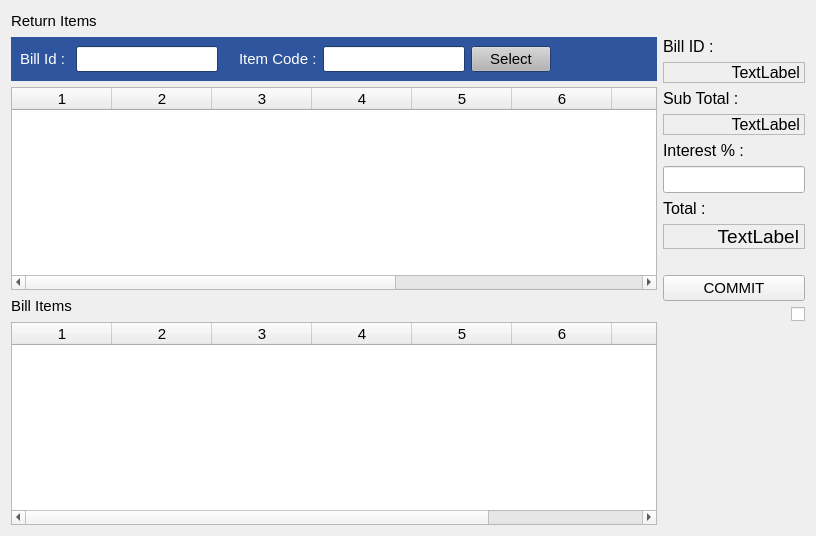
Qt form estorecpp/returnitems.ui (Watti/estorecpp) before a commit.
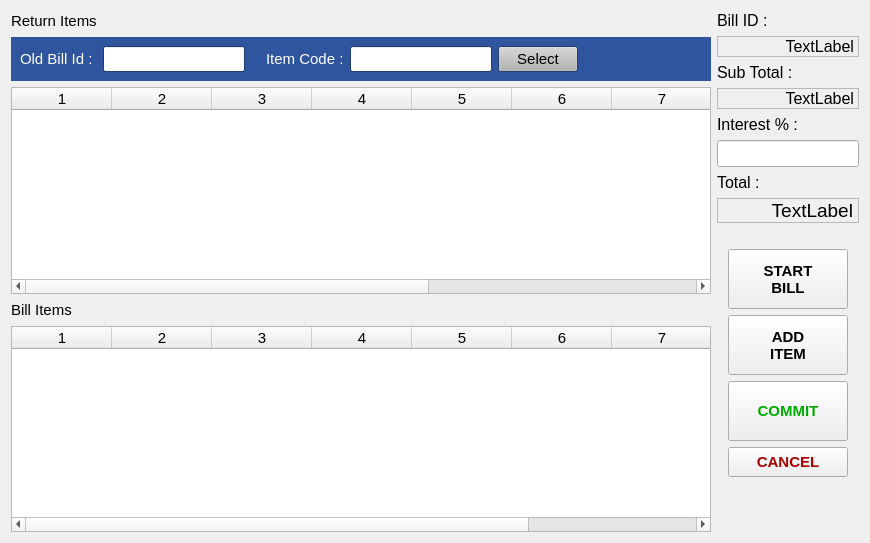
The same form after that commit. Icons and pictures are not drawn.

```diff
--- a/estorecpp/returnitems.ui
+++ b/estorecpp/returnitems.ui
@@ -6,14 +6,16 @@
    <rect>
     <x>0</x>
     <y>0</y>
-    <width>816</width>
-    <height>536</height>
+    <width>870</width>
+    <height>543</height>
    </rect>
   </property>
   <property name="windowTitle">
    <string>Form</string>
   </property>
-  <layout class="QVBoxLayout" name="verticalLayout_3">
+  <layout class="QHBoxLayout" name="horizontalLayout">
+   <item>
+    <layout class="QVBoxLayout" name="verticalLayout_2">
    <item>
     <layout class="QHBoxLayout" name="horizontalLayout_3">
      <item>
@@ -45,10 +47,6 @@
     </layout>
    </item>
    <item>
-    <layout class="QHBoxLayout" name="horizontalLayout">
-     <item>
-      <layout class="QVBoxLayout" name="verticalLayout">
-       <item>
         <widget class="QWidget" name="widget" native="true">
          <property name="palette">
           <palette>
@@ -514,7 +512,7 @@
              </palette>
             </property>
             <property name="text">
-             <string>Bill Id : </string>
+           <string>Old Bill Id : </string>
             </property>
            </widget>
           </item>
@@ -704,7 +702,7 @@
       </layout>
      </item>
      <item>
-      <layout class="QVBoxLayout" name="verticalLayout_2">
+    <layout class="QVBoxLayout" name="verticalLayout">
        <item>
         <widget class="QLabel" name="label">
          <property name="sizePolicy">
@@ -770,7 +768,7 @@
         </widget>
        </item>
        <item>
-        <widget class="QLabel" name="totalLbl">
+      <widget class="QLabel" name="subTotalLbl">
          <property name="font">
           <font>
            <pointsize>12</pointsize>
@@ -880,7 +878,7 @@
           <enum>Qt::Vertical</enum>
          </property>
          <property name="sizeType">
-          <enum>QSizePolicy::Fixed</enum>
+        <enum>QSizePolicy::Minimum</enum>
          </property>
          <property name="sizeHint" stdset="0">
           <size>
@@ -889,12 +887,161 @@
           </size>
          </property>
         </spacer>
+     </item>
+     <item>
+      <layout class="QHBoxLayout" name="horizontalLayout_2">
+       <item>
+        <spacer name="horizontalSpacer">
+         <property name="orientation">
+          <enum>Qt::Horizontal</enum>
+         </property>
+         <property name="sizeType">
+          <enum>QSizePolicy::Preferred</enum>
+         </property>
+         <property name="sizeHint" stdset="0">
+          <size>
+           <width>5</width>
+           <height>20</height>
+          </size>
+         </property>
+        </spacer>
+       </item>
+       <item>
+        <layout class="QVBoxLayout" name="verticalLayout_3">
+         <item>
+          <widget class="QPushButton" name="startBillBtn">
+           <property name="sizePolicy">
+            <sizepolicy hsizetype="Minimum" vsizetype="Fixed">
+             <horstretch>0</horstretch>
+             <verstretch>0</verstretch>
+            </sizepolicy>
+           </property>
+           <property name="minimumSize">
+            <size>
+             <width>120</width>
+             <height>60</height>
+            </size>
+           </property>
+           <property name="maximumSize">
+            <size>
+             <width>120</width>
+             <height>60</height>
+            </size>
+           </property>
+           <property name="font">
+            <font>
+             <family>Arial</family>
+             <pointsize>11</pointsize>
+             <weight>75</weight>
+             <bold>true</bold>
+            </font>
+           </property>
+           <property name="text">
+            <string>START
+BILL</string>
+           </property>
+           <property name="flat">
+            <bool>false</bool>
+           </property>
+          </widget>
+         </item>
+         <item>
+          <widget class="QPushButton" name="addItemBtn">
+           <property name="sizePolicy">
+            <sizepolicy hsizetype="Minimum" vsizetype="Fixed">
+             <horstretch>0</horstretch>
+             <verstretch>0</verstretch>
+            </sizepolicy>
+           </property>
+           <property name="minimumSize">
+            <size>
+             <width>120</width>
+             <height>60</height>
+            </size>
+           </property>
+           <property name="maximumSize">
+            <size>
+             <width>120</width>
+             <height>60</height>
+            </size>
+           </property>
+           <property name="font">
+            <font>
+             <family>Arial</family>
+             <pointsize>11</pointsize>
+             <weight>75</weight>
+             <bold>true</bold>
+            </font>
+           </property>
+           <property name="text">
+            <string>ADD
+ITEM</string>
+           </property>
+          </widget>
        </item>
        <item>
         <widget class="QPushButton" name="commitBtn">
+           <property name="sizePolicy">
+            <sizepolicy hsizetype="Minimum" vsizetype="Fixed">
+             <horstretch>0</horstretch>
+             <verstretch>0</verstretch>
+            </sizepolicy>
+           </property>
+           <property name="minimumSize">
+            <size>
+             <width>120</width>
+             <height>60</height>
+            </size>
+           </property>
+           <property name="maximumSize">
+            <size>
+             <width>120</width>
+             <height>60</height>
+            </size>
+           </property>
+           <property name="palette">
+            <palette>
+             <active>
+              <colorrole role="ButtonText">
+               <brush brushstyle="SolidPattern">
+                <color alpha="255">
+                 <red>0</red>
+                 <green>170</green>
+                 <blue>0</blue>
+                </color>
+               </brush>
+              </colorrole>
+             </active>
+             <inactive>
+              <colorrole role="ButtonText">
+               <brush brushstyle="SolidPattern">
+                <color alpha="255">
+                 <red>0</red>
+                 <green>170</green>
+                 <blue>0</blue>
+                </color>
+               </brush>
+              </colorrole>
+             </inactive>
+             <disabled>
+              <colorrole role="ButtonText">
+               <brush brushstyle="SolidPattern">
+                <color alpha="255">
+                 <red>120</red>
+                 <green>120</green>
+                 <blue>120</blue>
+                </color>
+               </brush>
+              </colorrole>
+             </disabled>
+            </palette>
+           </property>
          <property name="font">
           <font>
+             <family>Arial</family>
            <pointsize>11</pointsize>
+             <weight>75</weight>
+             <bold>true</bold>
           </font>
          </property>
          <property name="text">
@@ -903,18 +1050,88 @@
         </widget>
        </item>
        <item>
-        <widget class="QCheckBox" name="doPrintCB">
-         <property name="layoutDirection">
-          <enum>Qt::RightToLeft</enum>
+          <widget class="QPushButton" name="pushButton_2">
+           <property name="minimumSize">
+            <size>
+             <width>120</width>
+             <height>30</height>
+            </size>
+           </property>
+           <property name="maximumSize">
+            <size>
+             <width>120</width>
+             <height>16777215</height>
+            </size>
+           </property>
+           <property name="palette">
+            <palette>
+             <active>
+              <colorrole role="ButtonText">
+               <brush brushstyle="SolidPattern">
+                <color alpha="255">
+                 <red>170</red>
+                 <green>0</green>
+                 <blue>0</blue>
+                </color>
+               </brush>
+              </colorrole>
+             </active>
+             <inactive>
+              <colorrole role="ButtonText">
+               <brush brushstyle="SolidPattern">
+                <color alpha="255">
+                 <red>170</red>
+                 <green>0</green>
+                 <blue>0</blue>
+                </color>
+               </brush>
+              </colorrole>
+             </inactive>
+             <disabled>
+              <colorrole role="ButtonText">
+               <brush brushstyle="SolidPattern">
+                <color alpha="255">
+                 <red>120</red>
+                 <green>120</green>
+                 <blue>120</blue>
+                </color>
+               </brush>
+              </colorrole>
+             </disabled>
+            </palette>
+           </property>
+           <property name="font">
+            <font>
+             <family>Arial</family>
+             <pointsize>11</pointsize>
+             <weight>75</weight>
+             <bold>true</bold>
+            </font>
          </property>
          <property name="text">
-          <string/>
-         </property>
-         <property name="icon">
-          <iconset>
-           <normaloff>icons/print.png</normaloff>icons/print.png</iconset>
-         </property>
-        </widget>
+            <string>CANCEL</string>
+           </property>
+          </widget>
+         </item>
+        </layout>
+       </item>
+       <item>
+        <spacer name="horizontalSpacer_2">
+         <property name="orientation">
+          <enum>Qt::Horizontal</enum>
+         </property>
+         <property name="sizeType">
+          <enum>QSizePolicy::Preferred</enum>
+         </property>
+         <property name="sizeHint" stdset="0">
+          <size>
+           <width>5</width>
+           <height>20</height>
+          </size>
+         </property>
+        </spacer>
+       </item>
+      </layout>
        </item>
        <item>
         <spacer name="verticalSpacer_2">
@@ -928,8 +1145,6 @@
           </size>
          </property>
         </spacer>
-       </item>
-      </layout>
      </item>
     </layout>
    </item>
```
Left out of the diff: 4 changed lines with no effect on the pictures. Lines whose indentation alone changed are shown as unchanged.
